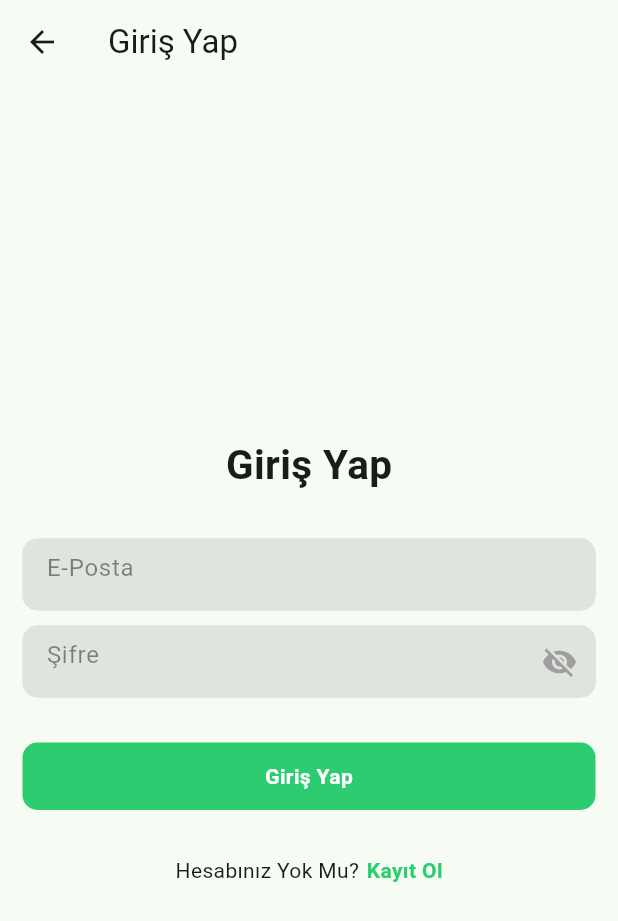
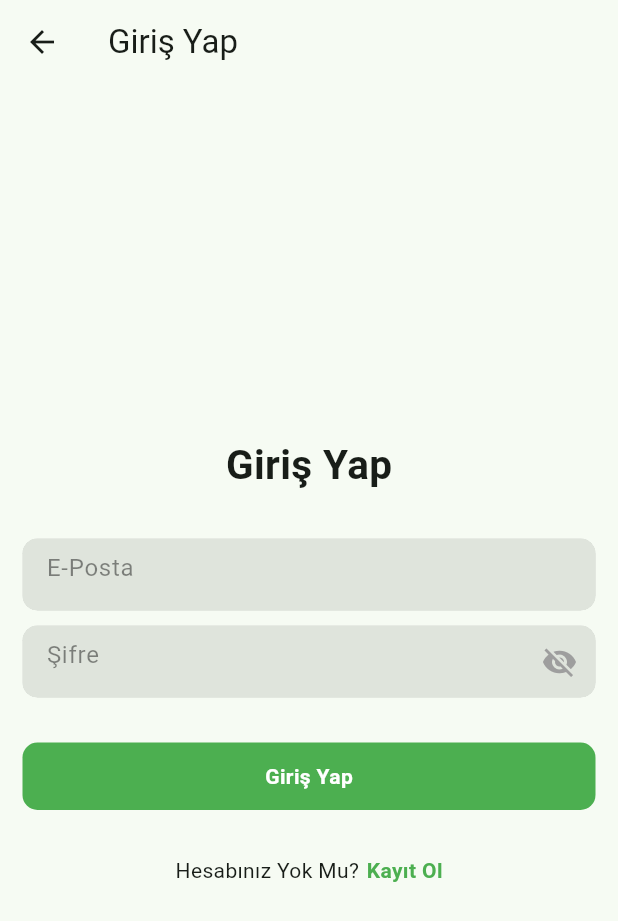
Before and after one commit to ArtunKARA/FarmerConnect, a Flutter app: the Login screen opened by its route, on a phone screen of 412 x 824 dp. Shown: the top 921 px of the screen. Run offline on Flutter 3.47's test engine with Material 3 defaults, Android fonts, the phone set to English and light mode, and no system bars; our stand-ins replace cloud_firestore, firebase_auth, firebase_core, fluttertoast, font_awesome_flutter and 2 more; missing offline and left inert: dart:ffi; accounts and stored records are empty.

Commit message:
ligin routes

```diff
--- a/farmerconnect/lib/login.dart
+++ b/farmerconnect/lib/login.dart
@@ -76,10 +76,10 @@ class _LoginState extends State<Login> {
                   decoration:
                       BoxDecoration(
                           borderRadius: BorderRadius.circular(10),
-                      color: Color(0xFF2ECC71),
+                      color: Colors.green,
                       ),
                   child: Center(
-                      child: _isSigningUp ? CircularProgressIndicator(color: Color(0xFF2ECC71),): Text(
+                      child: _isSigningUp ? CircularProgressIndicator(color: Colors.green,): Text(
                     "Giriş Yap",
                     style: TextStyle(
                         color: Colors.white, fontWeight: FontWeight.bold),
@@ -110,7 +110,7 @@ class _LoginState extends State<Login> {
                     child: Text(
                       "Kayıt Ol",
                       style: TextStyle(
-                          color: Color(0xFF2ECC71), fontWeight: FontWeight.bold),
+                          color: Colors.green, fontWeight: FontWeight.bold),
                     ),
                   ),
                 ],
@@ -137,10 +137,10 @@ class _LoginState extends State<Login> {
       _isSigningUp = false;
     });
     if (user != null) {
-      showToast(message: "Giriş Başarılı");
+      showToast(message: "User is successfully logged in");
       Navigator.pushNamed(context, "/home");
     } else {
-      showToast(message: "Bir Hata Oluştu");
+      showToast(message: "Some error happened");
     }
   }
 }
--- a/farmerconnect/lib/veterinarian/mainScreenVeterinarian.dart
+++ b/farmerconnect/lib/veterinarian/mainScreenVeterinarian.dart
@@ -3,8 +3,8 @@ import 'package:farmerconnect/user/user.dart';
 import 'package:flutter/material.dart';
 
 
-class mainScreenFarmer extends StatelessWidget {
-  const mainScreenFarmer({Key? key}) : super(key: key);
+class mainScreenVeterinarian extends StatelessWidget {
+  const mainScreenVeterinarian({Key? key}) : super(key: key);
 
   @override
   Widget build(BuildContext context) {
```
Also changed, not shown: farmerconnect/lib/model/userType.dart (+4 -12 lines), farmerconnect/lib/model/userDatas.dart (added).
